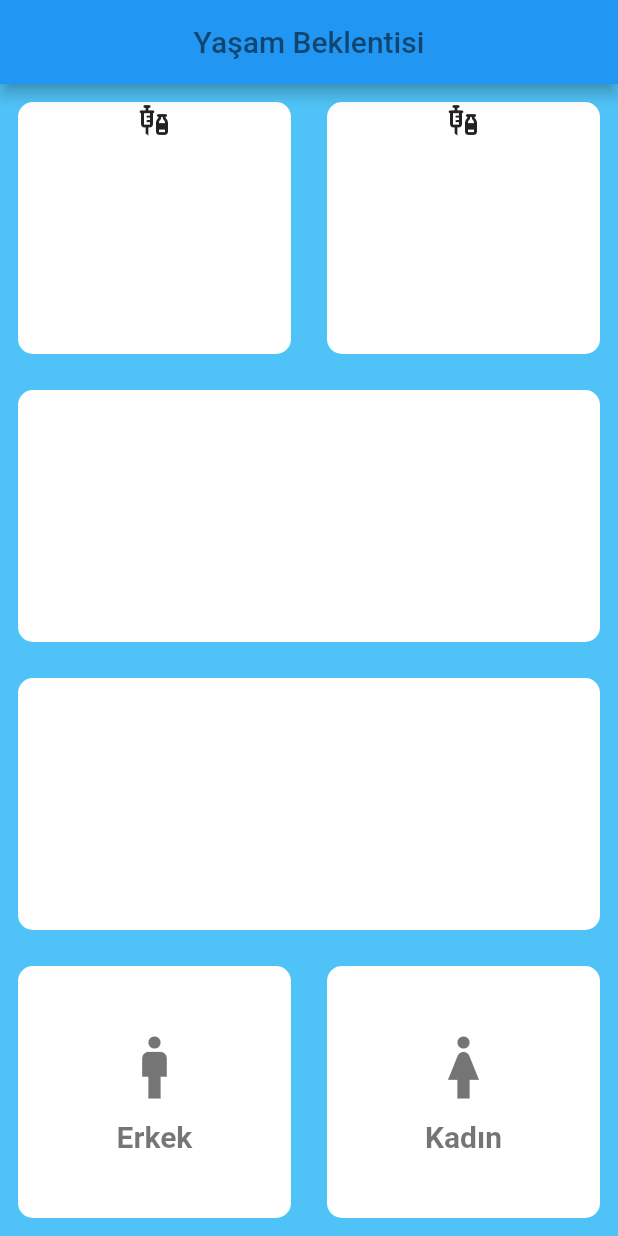
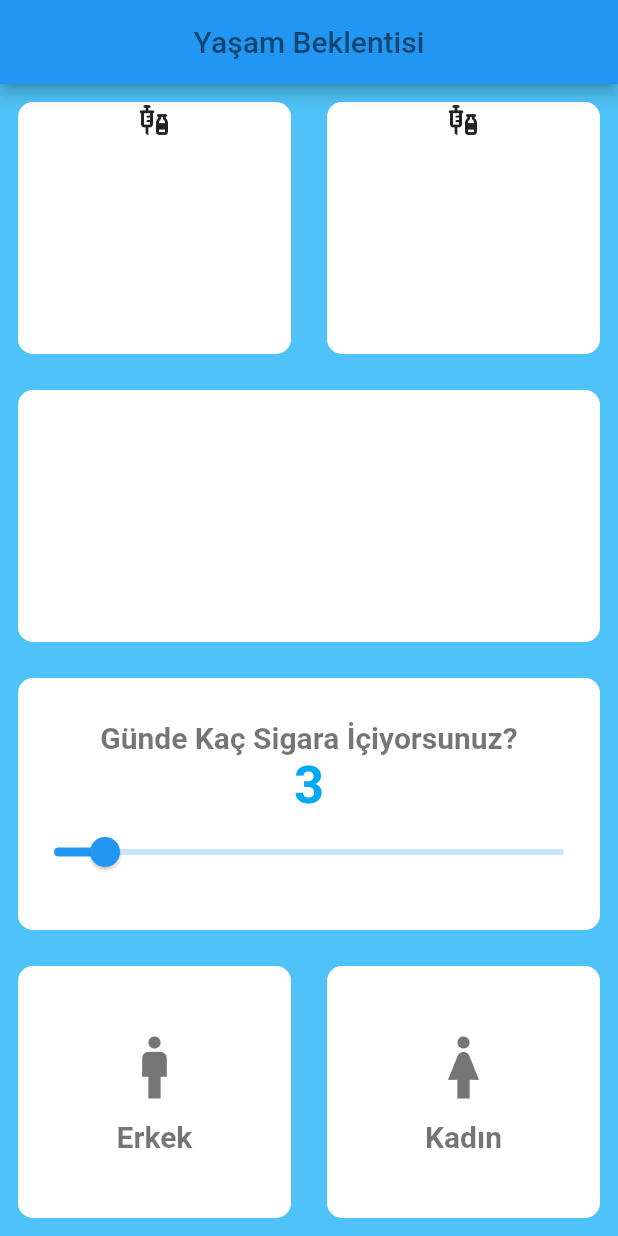
Before and after one commit to IzzetMustafaoglu/Life_uygulamasi, a Flutter app: the screen it shows after launch, on a phone screen of 412 x 824 dp. Run offline on Flutter 3.47's test engine with Material 2 defaults, Android fonts, the phone set to English and light mode, and no system bars.

Commit message:
Sigara adet solidiri eklendi

```diff
--- a/lib/input_page.dart
+++ b/lib/input_page.dart
@@ -10,6 +10,8 @@ class InputPage extends StatefulWidget {
 
 class _MyHomePageState extends State<InputPage> {
   int _counter = 0;
+  late bool seciliCinsiyet;
+  double icilenSigara=3;
 
   void _incrementCounter() {
     setState(() {
@@ -28,12 +30,19 @@ class _MyHomePageState extends State<InputPage> {
         centerTitle: true,
       ),
       body: Column(
+        crossAxisAlignment: CrossAxisAlignment.stretch,
         children: <Widget>[
           Expanded(
             child: Row(
               children: <Widget>[
               Expanded(
-                child: MyContainer(child: Column(
+                child: MyContainer(
+                  onPress: (){
+                    setState(() {
+                      print("....");
+                    });
+                  },
+                  child: Column(
                   children: <Widget>[
                     Icon(
                       Icons.vaccines,
@@ -42,7 +51,13 @@ class _MyHomePageState extends State<InputPage> {
                 ),),
               ),
                 Expanded(
-                  child: MyContainer(child: Column(
+                  child: MyContainer(
+                    onPress: (){
+                      setState(() {
+                        print("......");
+                      });
+                    },
+                    child: Column(
                     children: <Widget>[
                       Icon(
                         Icons.vaccines,
@@ -61,6 +76,28 @@ class _MyHomePageState extends State<InputPage> {
           ),
           Expanded(
             child: Container(
+              child: Column(
+                mainAxisAlignment: MainAxisAlignment.center,
+                children: [
+                  Text(
+                    "Günde Kaç Sigara İçiyorsunuz?",
+                    style: TextStyle(color: Colors.black54,fontSize: 20,fontWeight: FontWeight.bold),
+                  ),
+                  Text(
+                    icilenSigara.round().toString(),
+                    style: TextStyle(color: Colors.lightBlue,fontSize: 35,fontWeight: FontWeight.bold),),
+                  Slider(
+                      min: 0,
+                      max: 30,
+                      value: icilenSigara,
+                      onChanged: (double newValue){
+                        setState(() {
+                          icilenSigara = newValue;
+                        });
+                      }
+                  ),
+                ],
+              ),
               margin: EdgeInsets.all(12.0),
               decoration: BoxDecoration(borderRadius: BorderRadius.circular(10.0),color: Colors.white,),
             ),
@@ -69,15 +106,28 @@ class _MyHomePageState extends State<InputPage> {
             child: Row(
                 children: <Widget>[
                   Expanded(
-                    child: MyContainer(child: IconCinsiyet(
+                    child: MyContainer(
+                      onPress: (){
+                        setState(() {
+                          print("Erkek");
+                        });
+                      },
+                      child: IconCinsiyet(
                       icon: Icon(Icons.man,size: 50, color: Colors.black54),
                       cinsiyet: "Erkek",
                     ),),
                    ),
                   Expanded(
-                      child: MyContainer(child: IconCinsiyet(
+                      child: MyContainer(
+                        onPress: (){
+                          setState(() {
+                            print("kadın");
+                          });
+                        },
+                        child: IconCinsiyet(
                           icon: Icon(Icons.woman,size: 50, color: Colors.black54,),
-                          cinsiyet: "Kadın"),)
+                          cinsiyet: "Kadın"),
+                      )
                   ),
                       ],
                     ),
--- a/lib/my_container.dart
+++ b/lib/my_container.dart
@@ -3,15 +3,18 @@ import 'package:flutter/material.dart';
 class MyContainer extends StatelessWidget {
   Color renk = Colors.white;
   Widget child = Icon(Icons.add);
+  final Function onPress;
 
-  MyContainer({this.renk = Colors.white, required this.child});
+  MyContainer({this.renk = Colors.white, required this.child, required this.onPress});
 
   @override
   Widget build(BuildContext context) {
-    return Container(
-      child: child,
-      margin: EdgeInsets.all(12.0),
-      decoration: BoxDecoration(borderRadius: BorderRadius.circular(10.0),color: renk,),
+    return GestureDetector(
+      child: Container(
+        child: child,
+        margin: EdgeInsets.all(12.0),
+        decoration: BoxDecoration(borderRadius: BorderRadius.circular(10.0),color: renk,),
+      ),
     );
   }
 }
```
